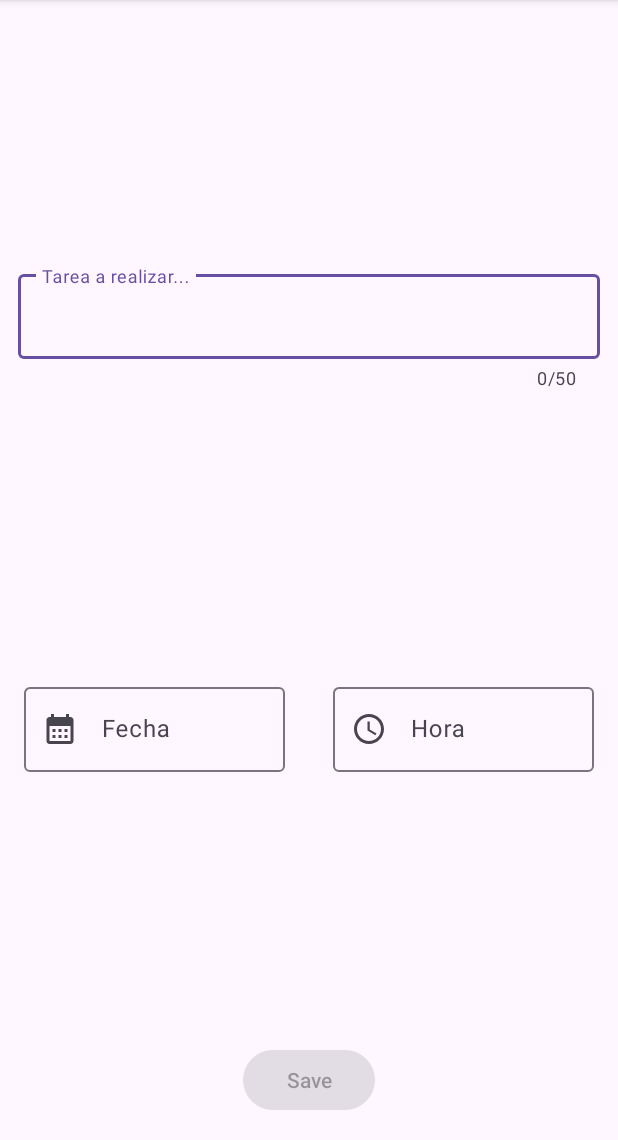
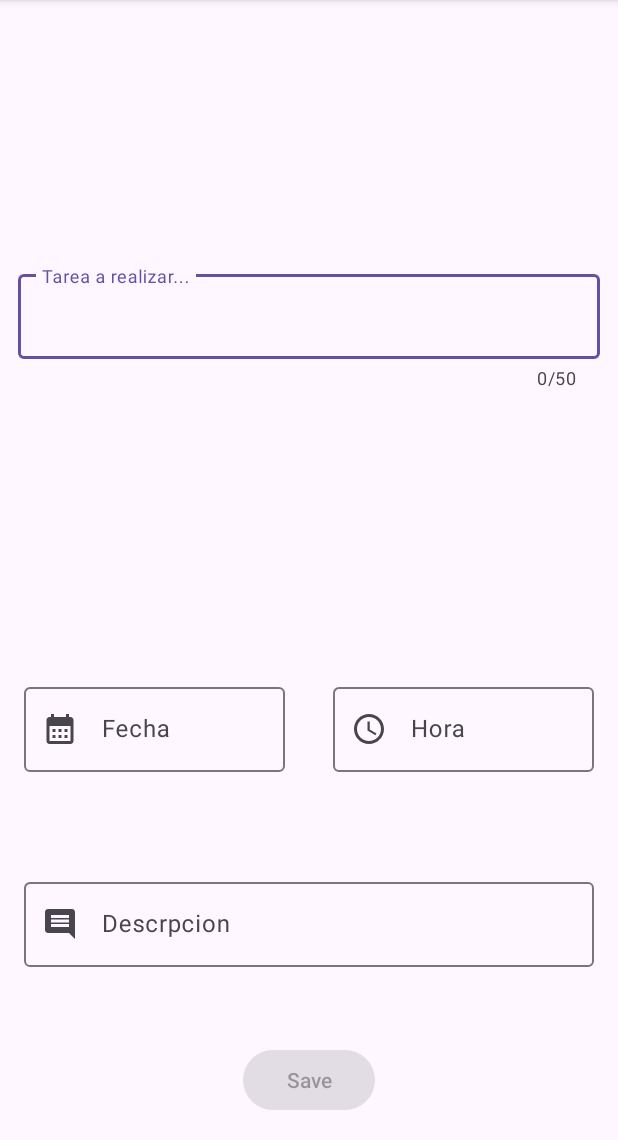
Before and after one commit to Creyes91/ListaTareas, an Android app: the TaskActivity screen opened directly, with no data from a screen before it, on a phone screen of 412 x 824 dp, the part 96-1236 px from its top. Run offline under Robolectric (Android 15) with nearby library versions, the phone set to English and light mode, and no system bars.

```diff
--- /dev/null
+++ b/app/src/main/res/drawable/ic_comments.xml
@@ -0,0 +1,5 @@
+<vector xmlns:android="http://schemas.android.com/apk/res/android" android:autoMirrored="true" android:height="24dp" android:tint="#000000" android:viewportHeight="24" android:viewportWidth="24" android:width="24dp">
+
+    <path android:fillColor="@android:color/white" android:pathData="M20,2L4,2c-1.1,0 -2,0.9 -2,2v12c0,1.1 0.9,2 2,2h14l4,4L22,4c0,-1.1 -0.9,-2 -2,-2zM18,14L6,14v-2h12v2zM18,11L6,11L6,9h12v2zM18,8L6,8L6,6h12v2z"/>
+
+</vector>
--- a/app/src/main/res/layout/activity_task.xml
+++ b/app/src/main/res/layout/activity_task.xml
@@ -18,7 +18,7 @@
         app:layout_constraintTop_toTopOf="parent"
         app:layout_constraintStart_toStartOf="parent"
         app:layout_constraintEnd_toEndOf="parent"
-        app:layout_constraintBottom_toTopOf="@id/time_picker_actions">
+        app:layout_constraintBottom_toTopOf="@id/date_picker_actions">
 
         <com.google.android.material.textfield.TextInputEditText
             android:layout_width="match_parent"
@@ -77,6 +77,31 @@
 
     </com.google.android.material.textfield.TextInputLayout>
 
+    <com.google.android.material.textfield.TextInputLayout
+        android:id="@+id/comentsText"
+        android:layout_width="0dp"
+        android:layout_height="wrap_content"
+        android:hint="Descrpcion"
+        android:padding="16dp"
+        app:startIconDrawable="@drawable/ic_comments"
+        app:layout_constraintTop_toBottomOf="@id/date_picker_actions"
+        app:layout_constraintStart_toStartOf="parent"
+        app:layout_constraintEnd_toEndOf="parent"
+        app:layout_constraintBottom_toTopOf="@id/saveButton">
+
+        <com.google.android.material.textfield.TextInputEditText
+            android:layout_width="match_parent"
+            android:layout_height="wrap_content"
+            android:inputType="none"
+            android:focusable="false"
+            android:clickable="true"
+            android:importantForAccessibility="yes"
+            android:focusableInTouchMode="true">
+
+        </com.google.android.material.textfield.TextInputEditText>
+
+    </com.google.android.material.textfield.TextInputLayout>
+
     <Button
         android:id="@+id/saveButton"
         android:layout_width="wrap_content"
```
Also changed, not shown: app/src/main/java/com/example/listatareas/activities/TaskActivity.kt (+27 -1 lines).
